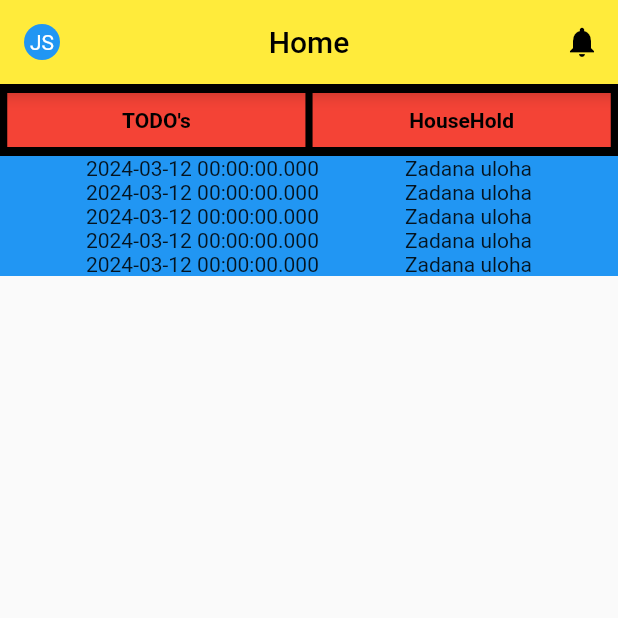
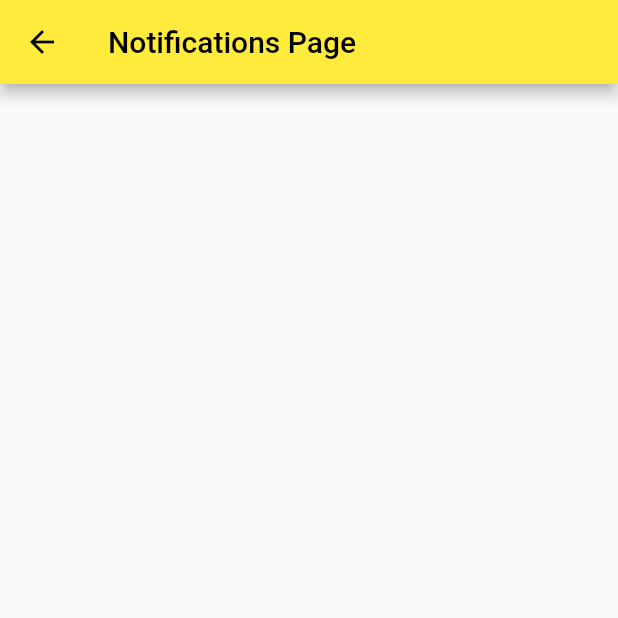
Before and after one commit to M1RT4N/Flutter_-_Household_Manager, a Flutter app: the HomePage screen opened directly, after a tap on the "notifications" icon, on a phone screen of 412 x 824 dp, the top half of it. Run offline on Flutter 3.47's test engine with Material 3 defaults, Android fonts, the phone set to English and light mode, and no system bars.

Commit message:
feat: changed home page + added pages

```diff
--- a/analysis_options.yaml
+++ b/analysis_options.yaml
@@ -22,7 +22,7 @@ linter:
   # producing the lint.
   rules:
     prefer_const_constructors: false
-    use_key_in_widget_constructors: true
+    constant_identifier_names: false
     # avoid_print: false  # Uncomment to disable the `avoid_print` rule
     # prefer_single_quotes: true  # Uncomment to enable the `prefer_single_quotes` rule
 
--- a/lib/mocks/home_page_mock.dart
+++ b/lib/mocks/home_page_mock.dart
@@ -5,7 +5,8 @@ class HomePageMock {
   final TodoData todoSectionData = TodoData(
       assigner: ProfileInfo(firstName: "Zadavatel", lastName: 'Zadavac'),
       assignTime: DateTime(2024, 2, 12, 12, 12, 12),
-      taskDescription: "Zadana uloha",
+      taskDescription:
+          "Lorem ipsum dolor sit amet, consectetur adipiscing elit, sed do eiusmod tempor incididunt ut labore et dolore magna aliqua.",
       deadline: DateTime(2024, 3, 12));
 
   Future<List<TodoData>> getLatestFiveBeforeDeadline() async {
--- a/lib/pages/home_page.dart
+++ b/lib/pages/home_page.dart
@@ -2,9 +2,17 @@ import 'package:flutter/material.dart';
 import 'package:household_manager/mocks/home_page_mock.dart';
 import 'package:household_manager/models/profile_info.dart';
 import 'package:household_manager/models/todo_data.dart';
+import 'package:household_manager/pages/house_hold_page.dart';
+import 'package:household_manager/pages/manage_todos_page.dart';
+import 'package:household_manager/pages/notifications_page.dart';
+import 'package:household_manager/pages/profile_page.dart';
+import 'package:intl/intl.dart';
 
-const _AVATAR_SIZE = 50.0;
-const _SECTION_BUTTON_PADDING = 5.0;
+const _AVATAR_SIZE = 30.0;
+const _CLOSEST_TO_DEADLINE_FONT_SIZE = 20.0;
+const _TODO_PADDING = 10.0;
+const _DEADLINE_FONT_SIZE = 20.0;
+const _SPACE_BEFORE_DESCRIPTION = 20.0;
 
 class HomePage extends StatefulWidget {
   final ProfileInfo profileInfo;
@@ -22,70 +30,43 @@ class _HomePageState extends State<HomePage> {
         appBar: _buildAppBar(),
         body: Column(
           children: [
-            Container(
-              color: Colors.black,
-              padding:
-                  EdgeInsets.symmetric(horizontal: _SECTION_BUTTON_PADDING),
-              child: Column(
-                mainAxisSize: MainAxisSize.min,
-                children: [
-                  Row(
-                    mainAxisAlignment: MainAxisAlignment.spaceBetween,
-                    children: [
-                      _buildSectionButton("TODO's", () {}),
-                      SizedBox(
-                        width: _SECTION_BUTTON_PADDING,
-                      ),
-                      _buildSectionButton("HouseHold", () {}),
-                    ],
-                  ),
-                ],
-              ),
-            ),
-            _buildMainSection()
+            _buildMainSection(),
           ],
         ));
   }
 
   PreferredSizeWidget _buildAppBar() {
     return AppBar(
-      leading: IconButton(
-        onPressed: () {},
-        icon: _buildProfileIcon(),
+      leading: _buildIconButton(_buildProfileIcon(), ProfilePage()),
+      title: Text(
+        'Closest to deadline:',
+        style: TextStyle(
+            fontSize: _CLOSEST_TO_DEADLINE_FONT_SIZE,
+            fontWeight: FontWeight.bold),
       ),
-      title: Text('Home'),
       actions: <Widget>[
-        IconButton(onPressed: () {}, icon: Icon(Icons.notifications))
+        _buildIconButton(Icon(Icons.list_alt), ManageTodosPage()),
+        _buildIconButton(Icon(Icons.home), HouseHoldPage()),
+        _buildIconButton(Icon(Icons.notifications), NotificationsPage()),
       ],
-      centerTitle: true,
+      // centerTitle: true,
     );
   }
 
-  Widget _buildSectionButton(String buttonText, VoidCallback onPressed) {
-    return Expanded(
-      child: TextButton(
-        onPressed: onPressed,
-        child: Text(
-          buttonText,
-          style: TextStyle(
-            color: Colors.black,
-            fontWeight: FontWeight.bold,
-          ),
-        ),
-        style: ButtonStyle(
-            shape: WidgetStateProperty.all<RoundedRectangleBorder>(
-                RoundedRectangleBorder(
-                    borderRadius: BorderRadius.zero,
-                    side: BorderSide(color: Colors.red))),
-            backgroundColor: WidgetStatePropertyAll(Colors.red)),
-      ),
+  Widget _buildIconButton(Widget icon, Widget nextPage) {
+    return IconButton(
+      icon: icon,
+      onPressed: () {
+        Navigator.push(
+          context,
+          MaterialPageRoute(builder: (_) => nextPage),
+        );
+      },
     );
   }
 
   Widget _buildProfileIcon() {
-    return IconButton(
-      onPressed: () {},
-      icon: Container(
+    return Container(
       width: _AVATAR_SIZE,
       height: _AVATAR_SIZE,
       decoration: BoxDecoration(shape: BoxShape.circle, color: Colors.blue),
@@ -93,7 +74,6 @@ class _HomePageState extends State<HomePage> {
         child: Text(
           '${_getInitialFromString(widget.profileInfo.firstName)}${_getInitialFromString(widget.profileInfo.lastName)}',
           style: TextStyle(color: Colors.white),
-          ),
         ),
       ),
     );
@@ -110,7 +90,11 @@ class _HomePageState extends State<HomePage> {
           }
 
           if (!snapshot.hasData) {
-            return Center(child: CircularProgressIndicator());
+            return Expanded(
+              child: Center(
+                child: CircularProgressIndicator(),
+              ),
+            );
           }
 
           List<TodoData> top5BeforeDeadline = snapshot.data!;
@@ -126,10 +110,25 @@ class _HomePageState extends State<HomePage> {
 
   Widget _buildTodoRow(TodoData todo) {
     return Container(
+      decoration: BoxDecoration(
+        border: Border(top: BorderSide(color: Colors.black, width: 2)),
         color: Colors.blue,
-      child: Row(
-        mainAxisAlignment: MainAxisAlignment.spaceEvenly,
-        children: [Text(todo.deadline.toString()), Text(todo.taskDescription)],
+      ),
+      padding: EdgeInsets.all(_TODO_PADDING),
+      width: double.infinity,
+      child: Column(
+        mainAxisAlignment: MainAxisAlignment.start,
+        children: [
+          Text(
+            "Deadline: ${DateFormat("dd.M. yyyy HH:MM").format(todo.deadline)}",
+            style: TextStyle(fontSize: _DEADLINE_FONT_SIZE),
+          ),
+          Text(
+            "Created by: ${todo.assigner.firstName} ${todo.assigner.lastName}",
+          ),
+          SizedBox(height: _SPACE_BEFORE_DESCRIPTION),
+          Text(todo.taskDescription)
+        ],
       ),
     );
   }
--- a/lib/pages/login_page.dart
+++ b/lib/pages/login_page.dart
@@ -1,6 +1,5 @@
 import 'package:flutter/material.dart';
 import 'package:household_manager/mocks/profile_info_mock.dart';
-import 'package:household_manager/pages/common/page_template.dart';
 import 'package:household_manager/pages/home_page.dart';
 import 'package:household_manager/pages/registration_page.dart';
 
@@ -23,12 +22,12 @@ class _LoginPageState extends State<LoginPage> {
 
   @override
   Widget build(BuildContext context) {
-    return PageTemplate(
+    return Scaffold(
       appBar: AppBar(
         title: Text('HouseHold Manager - Login'),
         centerTitle: true,
       ),
-      child: Container(
+      body: Container(
         margin: EdgeInsets.all(_appMargin),
         child: Column(
           mainAxisAlignment: MainAxisAlignment.center,
--- /dev/null
+++ b/lib/pages/notifications_page.dart
@@ -0,0 +1,14 @@
+import 'package:flutter/material.dart';
+
+class NotificationsPage extends StatelessWidget {
+  const NotificationsPage({super.key});
+
+  @override
+  Widget build(BuildContext context) {
+    return Scaffold(
+      appBar: AppBar(
+        title: Text('Notifications Page'),
+      ),
+    );
+  }
+}
--- a/lib/pages/registration_page.dart
+++ b/lib/pages/registration_page.dart
@@ -1,17 +1,16 @@
 import 'package:flutter/material.dart';
-import 'package:household_manager/pages/common/page_template.dart';
 
 class RegistrationPage extends StatelessWidget {
   const RegistrationPage({super.key});
 
   @override
   Widget build(BuildContext context) {
-    return PageTemplate(
+    return Scaffold(
       appBar: AppBar(
         title: Text('HouseHold Manager - Register'),
         centerTitle: true,
       ),
-      child: Text('HouseHold Manager - Register'),
+      body: Text('HouseHold Manager - Register'),
     );
   }
 }
--- a/pubspec.yaml
+++ b/pubspec.yaml
@@ -35,6 +35,7 @@ dependencies:
   # The following adds the Cupertino Icons font to your application.
   # Use with the CupertinoIcons class for iOS style icons.
   cupertino_icons: ^1.0.8
+  intl: ^0.19.0
 
 dev_dependencies:
   flutter_test:
```
Also changed, not shown: lib/pages/common/page_template.dart (deleted, +0 -16 lines), lib/pages/house_hold_page.dart (added, +14 -0 lines), lib/pages/manage_todos_page.dart (added, +14 -0 lines), lib/pages/profile_page.dart (added, +14 -0 lines), pubspec.lock. Lines whose indentation alone changed are shown as unchanged.
